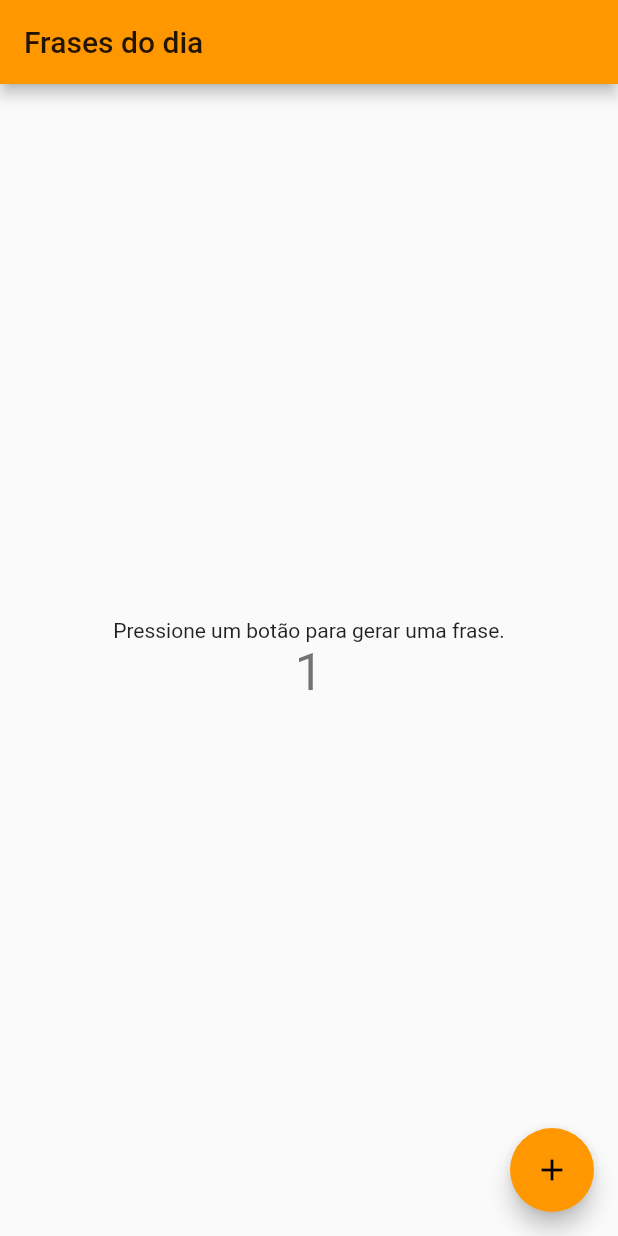
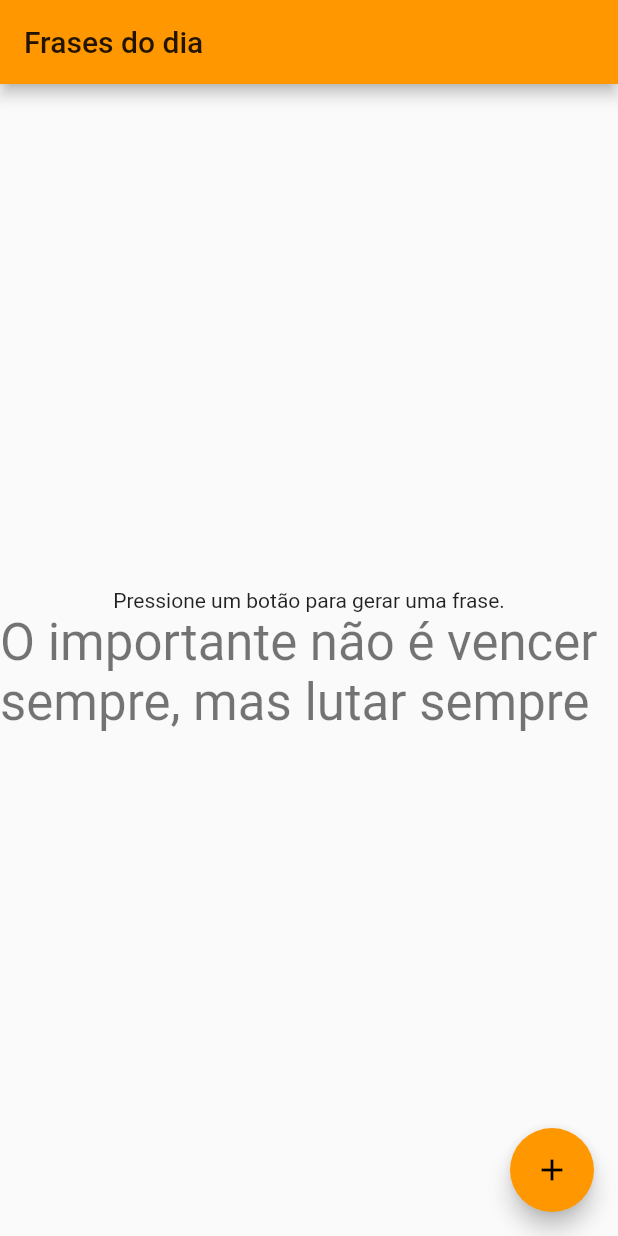
Before and after one commit to JennerNicodemos/flutter_first_app, a Flutter app: the screen it shows after launch, after a tap on the "add" icon, on a phone screen of 412 x 824 dp. Run offline on Flutter 3.47's test engine with Material 2 defaults, Android fonts, the phone set to English and light mode, and no system bars.

Commit message:
Criando primeiro App

```diff
--- a/lib/main.dart
+++ b/lib/main.dart
@@ -1,3 +1,5 @@
+import 'dart:math';
+
 import 'package:flutter/material.dart';
 
 void main() {
@@ -31,12 +33,18 @@ class MyHomePage extends StatefulWidget {
 }
 
 class _MyHomePageState extends State<MyHomePage> {
-  int _counter = 0;
+  int _numeroAleatorio = 0;
+  List _frases = [
+    "O importante não é vencer sempre, mas lutar sempre",
+    "É melhor conquistar a si mesmo do que vencer mil batalhas",
+    "O medo de perder tira a vontade de ganhar",
+    "Perder para a razão, sempre é ganhar"
+  ];
 
   void _incrementCounter() {
     setState(() {
 
-      _counter++;
+      _numeroAleatorio = new Random().nextInt(4);
     });
   }
 
@@ -58,7 +66,7 @@ class _MyHomePageState extends State<MyHomePage> {
               'Pressione um botão para gerar uma frase.',
             ),
             Text(
-              '$_counter',
+              _frases[_numeroAleatorio],
               style: Theme.of(context).textTheme.headline4,
             ),
           ],
```
Also changed, not shown: 1 other file.
